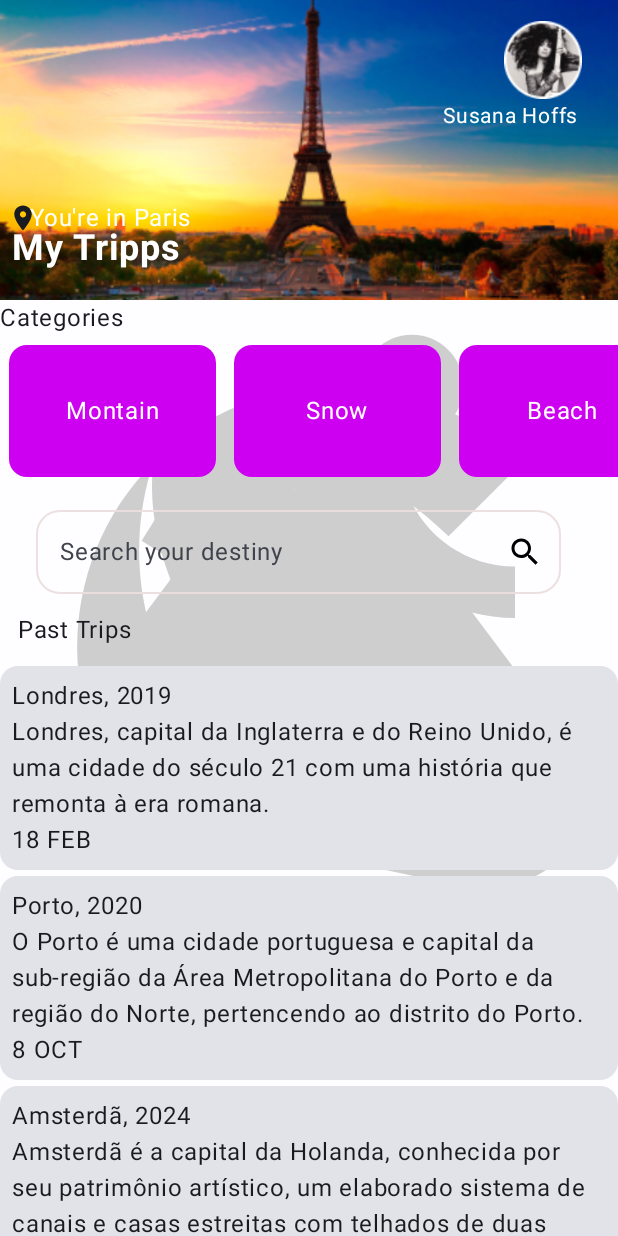
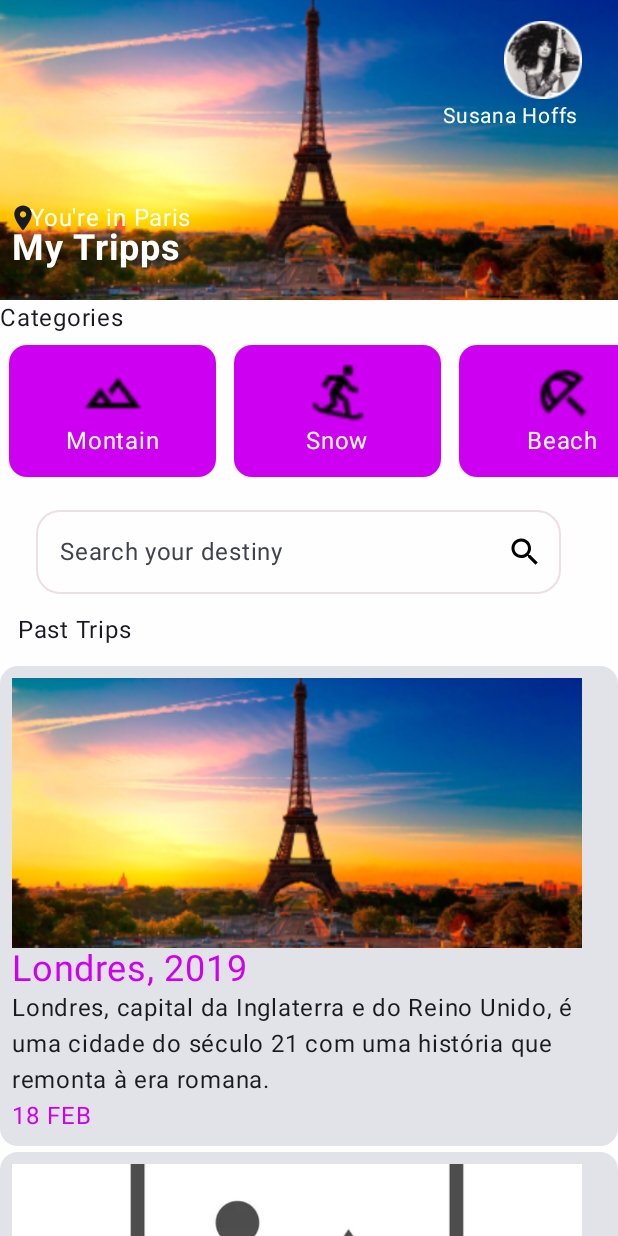
Before and after one commit to GABRIELBARROS06/Projeto-Trip-Room, an Android app built with Jetpack Compose: the home screen opened through its navigation route, on a phone screen of 412 x 824 dp. Run offline under Robolectric (Android 15) with nearby library versions, the phone set to English and light mode, and no system bars.

Commit message:
Telas Finalizadas

```diff
--- a/app/src/main/java/br/senai/sp/jandira/trippromm/model/Categoria.kt
+++ b/app/src/main/java/br/senai/sp/jandira/trippromm/model/Categoria.kt
@@ -5,6 +5,6 @@ import androidx.compose.ui.graphics.painter.Painter
 
 class Categoria(
     var id: Int = 0,
-    var imagem: Icon? = null,
+    var imagem: Painter? = null,
     var title: String = ""
 )
--- a/app/src/main/java/br/senai/sp/jandira/trippromm/repository/CategoriaRepository.kt
+++ b/app/src/main/java/br/senai/sp/jandira/trippromm/repository/CategoriaRepository.kt
@@ -1,11 +1,14 @@
 package br.senai.sp.jandira.trippromm.repository
 
+import androidx.compose.foundation.Image
 import androidx.compose.material.icons.Icons
 import androidx.compose.material.icons.filled.BeachAccess
 import androidx.compose.material.icons.filled.Landscape
 import androidx.compose.material.icons.filled.Snowboarding
 import androidx.compose.material3.Icon
 import androidx.compose.runtime.Composable
+import androidx.compose.ui.res.painterResource
+import br.senai.sp.jandira.trippromm.R
 import br.senai.sp.jandira.trippromm.model.Categoria
 
 class CategoriaRepository {
@@ -15,20 +18,17 @@ class CategoriaRepository {
         // Viagem Londres = new Viagem();
         val montain = Categoria()
         montain.id = 1
-        Icon(imageVector = Icons.Default.Landscape, contentDescription = "")
-
+        montain.imagem = painterResource(id = R.drawable.landscape)
         montain.title = "Montain"
 
         val snow = Categoria()
         snow.id = 2
-            Icon(imageVector = Icons.Default.Snowboarding, contentDescription = "")
-
+        snow.imagem = painterResource(id = R.drawable.snow)
         snow.title = "Snow"
 
         val beach = Categoria()
         beach.id = 3
-            Icon(imageVector = Icons.Default.BeachAccess, contentDescription = "")
-
+        beach.imagem = painterResource(id = R.drawable.beach)
         beach.title = "Beach"
 
         return listOf(montain, snow, beach)
--- a/app/src/main/java/br/senai/sp/jandira/trippromm/repository/ViagemRepository.kt
+++ b/app/src/main/java/br/senai/sp/jandira/trippromm/repository/ViagemRepository.kt
@@ -20,7 +20,7 @@ class ViagemRepository {
                 "é uma cidade do século 21 com uma história que remonta à era romana."
         londres.dataChegada = LocalDate.of(2019, 2, 18)
         londres.dataPartida = LocalDate.of(2019, 2, 21)
-        londres.image = null
+        londres.image = painterResource(id = R.drawable.imagem)
 
 
         val porto = Viagem()
--- a/app/src/main/java/br/senai/sp/jandira/trippromm/screens/TelaHome.kt
+++ b/app/src/main/java/br/senai/sp/jandira/trippromm/screens/TelaHome.kt
@@ -39,6 +39,7 @@ import androidx.compose.runtime.remember
 import androidx.compose.ui.Alignment
 import androidx.compose.ui.Modifier
 import androidx.compose.ui.graphics.Color
+import androidx.compose.ui.graphics.painter.Painter
 import androidx.compose.ui.layout.ContentScale
 import androidx.compose.ui.res.painterResource
 import androidx.compose.ui.text.font.FontWeight
@@ -163,34 +164,17 @@ fun TelaHome(controleDeNavegacao: NavHostController?){
 
                         ) {
 
+                        Image(if (it.imagem == null) painterResource(id = R.drawable.no_image) else it.imagem!!, contentDescription = "",
+                            modifier = Modifier
+                                .width(40.dp)
+                                .height(40.dp))
                         Text(text = "${it.title}")
                     }
 
                 }
             }
 
-            item(2) {
-                Card(
-                    modifier = Modifier
-                        .height(100.dp)
-                        .width(150.dp)
-                        .padding(6.dp),
-                    colors = CardDefaults
-                        .cardColors(
-                            containerColor = Color(0xFFD992E6),
-                            contentColor = Color(0xFFFFFFFFF)
-                        )
-                ) {
-                    Column(
-                        Modifier.fillMaxSize(),
-                        horizontalAlignment = Alignment.CenterHorizontally,
-                        verticalArrangement = Arrangement.Center
-                    ) {
-                        Icon(Icons.Default.Snowboarding, "")
-                        Text(text = "Snow")
-                    }
-                }
-            }
+
             item(3) {
                 Card(
                     modifier = Modifier
@@ -215,6 +199,8 @@ fun TelaHome(controleDeNavegacao: NavHostController?){
             }
 
         }
+
+
         OutlinedTextField(
             value = searchState.value, onValueChange = {
                 searchState.value = it
@@ -274,10 +260,19 @@ fun TelaHome(controleDeNavegacao: NavHostController?){
                         modifier = Modifier
                             .padding(8.dp)
                     ) {
+                        Image(if (it.image == null) painterResource(id = R.drawable.no_image) else it.image!!, contentDescription = "",
+                            modifier = Modifier.height(180.dp)
+                                .width(380.dp),
+                            contentScale = ContentScale.Crop
 
-                        Text(text = "${it.destine}, ${it.dataChegada.year}")
+
+                                )
+                        Text(text = "${it.destine}, ${it.dataChegada.year}",
+                            color = Color(0xFFCE00F1),
+                            fontSize = 24.sp)
                         Text(text = it.descriptor)
-                        Text(text = "${it.dataChegada.dayOfMonth} ${it.dataChegada.month.toString().substring(0..2)}")
+                        Text(text = "${it.dataChegada.dayOfMonth} ${it.dataChegada.month.toString().substring(0..2)}",
+                            color = Color(0xFFCE00F1))
 
                     }
                 }
```
